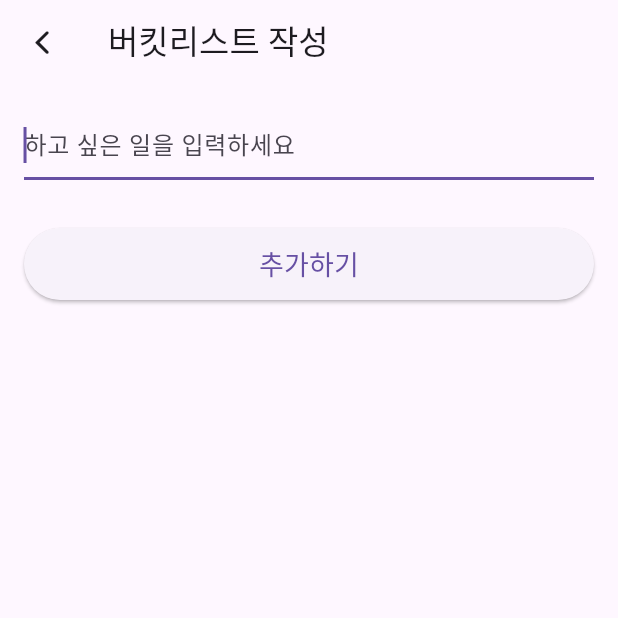
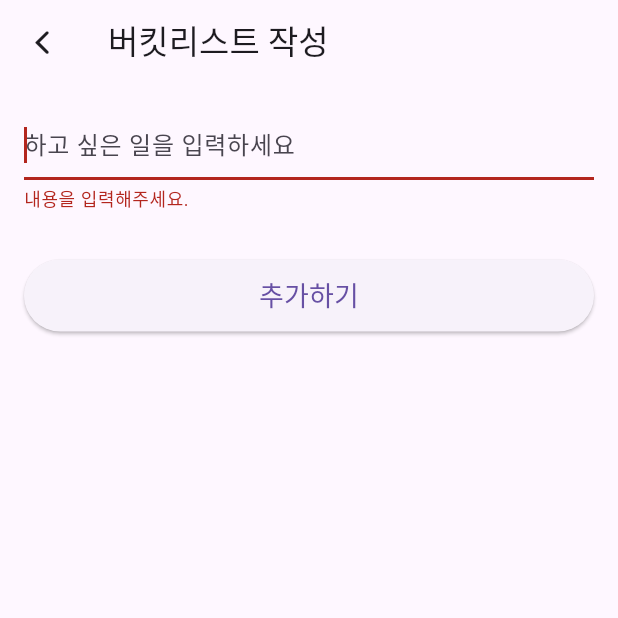
Before and after one commit to HanYeop/flutterWorkSpace, a Flutter app: the CreatePage screen opened directly, after a tap on "추가하기", on a phone screen of 412 x 824 dp, the top half of it. Run offline on Flutter 3.47's test engine with Material 3 defaults, Android fonts, the light colour scheme and no system bars; our stand-ins replace google_fonts, introduction_screen, shared_preferences; accounts and stored records are empty.

Commit message:
[bucket_list] - 입력 유효성검사(error) 추가

```diff
--- a/bucket_list/lib/main.dart
+++ b/bucket_list/lib/main.dart
@@ -18,8 +18,15 @@ class MyApp extends StatelessWidget {
 }
 
 /// 홈 페이지
-class HomePage extends StatelessWidget {
+class HomePage extends StatefulWidget {
   const HomePage({Key? key}) : super(key: key);
+
+  @override
+  State<HomePage> createState() => _HomePageState();
+}
+
+class _HomePageState extends State<HomePage> {
+  List<String> bucketList = ['여행가기']; // 전체 버킷리스트 목록
 
   @override
   Widget build(BuildContext context) {
@@ -27,7 +34,35 @@ class HomePage extends StatelessWidget {
       appBar: AppBar(
         title: Text("버킷 리스트"),
       ),
-      body: Center(child: Text("버킷 리스트를 작성해 주세요.")),
+      body: bucketList.isEmpty
+          ? Center(child: Text("버킷 리스트를 작성해 주세요."))
+          : ListView.builder(
+              itemCount: bucketList.length, // bucketList 개수 만큼 보여주기
+              itemBuilder: (context, index) {
+                String bucket = bucketList[index]; // index에 해당하는 bucket 가져오기
+                return ListTile(
+                  // 버킷 리스트 할 일
+                  title: Text(
+                    bucket,
+                    style: TextStyle(
+                      fontSize: 24,
+                    ),
+                  ),
+                  // 삭제 아이콘 버튼
+                  trailing: IconButton(
+                    icon: Icon(CupertinoIcons.delete),
+                    onPressed: () {
+                      // 삭제 버튼 클릭시
+                      print('$bucket : 삭제하기');
+                    },
+                  ),
+                  onTap: () {
+                    // 아이템 클릭시
+                    print('$bucket : 클릭 됨');
+                  },
+                );
+              },
+            ),
       floatingActionButton: FloatingActionButton(
         child: Icon(Icons.add),
         onPressed: () {
@@ -43,8 +78,19 @@ class HomePage extends StatelessWidget {
 }
 
 /// 버킷 생성 페이지
-class CreatePage extends StatelessWidget {
+class CreatePage extends StatefulWidget {
   const CreatePage({Key? key}) : super(key: key);
+
+  @override
+  State<CreatePage> createState() => _CreatePageState();
+}
+
+class _CreatePageState extends State<CreatePage> {
+  // TextField의 값을 가져올 때 사용합니다.
+  TextEditingController textController = TextEditingController();
+
+  // 에러메세지
+  String? error;
 
   @override
   Widget build(BuildContext context) {
@@ -65,9 +111,12 @@ class CreatePage extends StatelessWidget {
           children: [
             // 텍스트 입력창
             TextField(
+              controller: textController,
               autofocus: true,
               decoration: InputDecoration(
                 hintText: "하고 싶은 일을 입력하세요",
+                // 에러 표기하는 속성, ""넣어도 빨간색 표시되며 아예 안쓰려면 null
+                errorText: error,
               ),
             ),
             SizedBox(height: 32),
@@ -84,6 +133,16 @@ class CreatePage extends StatelessWidget {
                 ),
                 onPressed: () {
                   // 추가하기 버튼 클릭시
+                  String job = textController.text;
+                  if (job.isEmpty) {
+                    setState(() {
+                      error = "내용을 입력해주세요.";
+                    });
+                  } else {
+                    setState(() {
+                      error = null;
+                    });
+                  }
                 },
               ),
             ),
```
